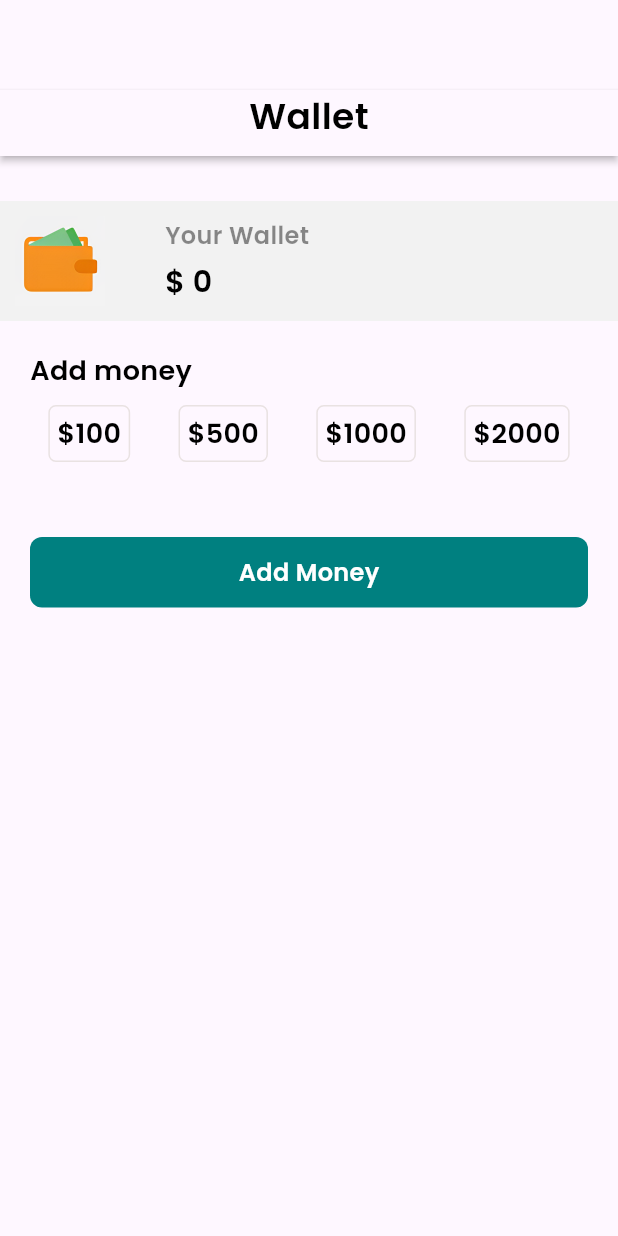
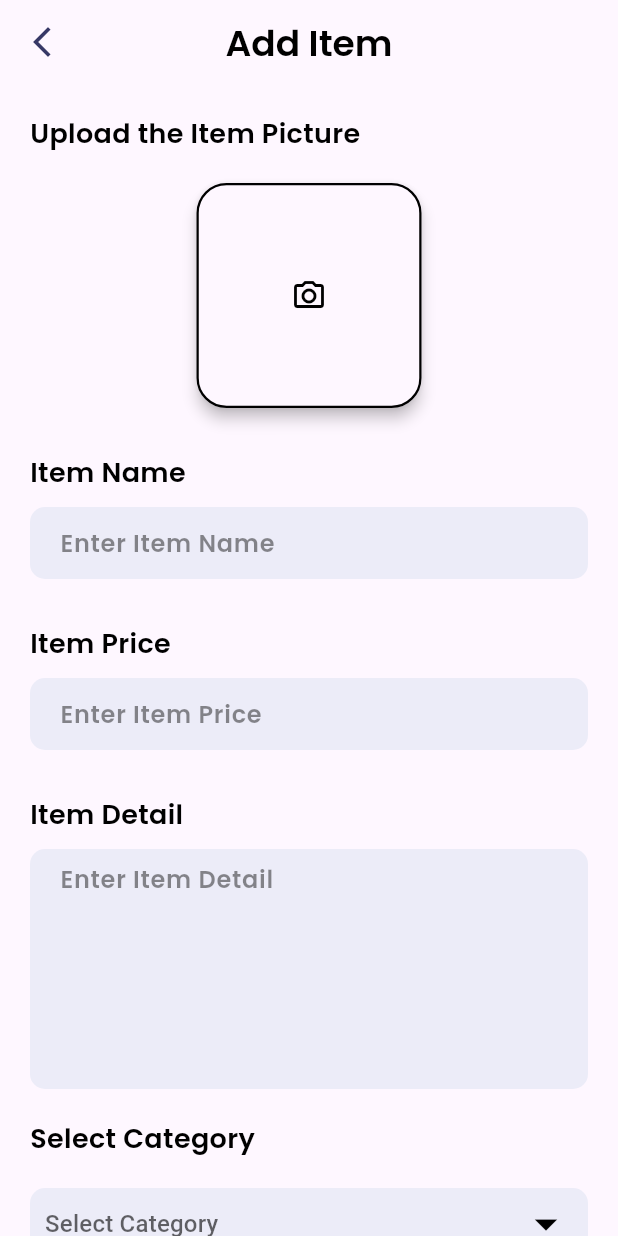
Before and after one commit to arthurjose007/snackr_n, a Flutter app: the screen it shows after launch, on a phone screen of 412 x 824 dp. Run offline on Flutter 3.47's test engine with Material 3 defaults, Android fonts, the phone set to English and light mode, and no system bars; our stand-ins replace cloud_firestore, curved_navigation_bar, firebase_auth, firebase_core, firebase_storage, image_picker and 2 more; accounts and stored records are empty; project files that could hold a hidden picture were left out.

Commit message:
Your commit message here

```diff
--- a/lib/core/helper/cashe_helper/database.dart
+++ b/lib/core/helper/cashe_helper/database.dart
@@ -14,4 +14,33 @@ class DataBaseMethods {
         .doc(id)
         .update({'Wallet': amount});
   }
+
+Future addFoodItem(Map<String,dynamic> userInfoMap,String name)async{
+    return await FirebaseFirestore.instance.collection(name).add(userInfoMap);
 }
+
+Future<Stream<QuerySnapshot>> getFoodItem(String name) async{
+    return await FirebaseFirestore.instance.collection(name).snapshots();
+}
+
+
+
+
+
+
+
+
+
+
+
+
+
+
+
+
+
+
+
+
+
+}
--- a/lib/core/helper/cashe_helper/shared_pref.dart
+++ b/lib/core/helper/cashe_helper/shared_pref.dart
@@ -4,37 +4,45 @@ class SharedPreferenceHelpers {
   static String userIdKey = "USERKEY";
   static String userNameKey = "USERNAMEKEY";
   static String userEmailKey = "USEREMAILKEY";
-  static String userWalletKey="USERWALLETKEY";
-Future<bool> saveUserId(String getUserId)async{
-  SharedPreferences prefs=await SharedPreferences.getInstance();
+  static String userWalletKey = "USERWALLETKEY";
+  Future<bool> saveUserId(String getUserId) async {
+    SharedPreferences prefs = await SharedPreferences.getInstance();
     return prefs.setString(userIdKey, getUserId);
   }
-Future<bool> saveUserName(String getUserName)async{
-  SharedPreferences prefs=await SharedPreferences.getInstance();
+
+  Future<bool> saveUserName(String getUserName) async {
+    SharedPreferences prefs = await SharedPreferences.getInstance();
     return prefs.setString(userNameKey, getUserName);
   }
-Future<bool> saveUserEmail(String getUserEmail)async{
-  SharedPreferences prefs=await SharedPreferences.getInstance();
+
+  Future<bool> saveUserEmail(String getUserEmail) async {
+    SharedPreferences prefs = await SharedPreferences.getInstance();
     return prefs.setString(userIdKey, getUserEmail);
   }
-Future<bool> saveUserWallet(String getUserWallet)async{
-  SharedPreferences prefs=await SharedPreferences.getInstance();
+
+  Future<bool> saveUserWallet(String getUserWallet) async {
+    SharedPreferences prefs = await SharedPreferences.getInstance();
     return prefs.setString(userIdKey, getUserWallet);
   }
+
   ///get data
-Future<String?> getUserId()async{
-  SharedPreferences prefs=await SharedPreferences.getInstance();
+  Future<String?> getUserId() async {
+    SharedPreferences prefs = await SharedPreferences.getInstance();
     return prefs.getString(userIdKey);
   }
-Future<String?> getUserName()async{
-  SharedPreferences prefs=await SharedPreferences.getInstance();
+
+  Future<String?> getUserName() async {
+    SharedPreferences prefs = await SharedPreferences.getInstance();
     return prefs.getString(userNameKey);
-}Future<String?> getUserEmail()async{
-  SharedPreferences prefs=await SharedPreferences.getInstance();
-  return prefs.getString(userIdKey);
-}Future<String?> getUserWallet()async{
-  SharedPreferences prefs=await SharedPreferences.getInstance();
-  return prefs.getString(userWalletKey);
   }
 
+  Future<String?> getUserEmail() async {
+    SharedPreferences prefs = await SharedPreferences.getInstance();
+    return prefs.getString(userIdKey);
   }
+
+  Future<String?> getUserWallet() async {
+    SharedPreferences prefs = await SharedPreferences.getInstance();
+    return prefs.getString(userIdKey);
+  }
+}
--- /dev/null
+++ b/lib/features/admin/add_food.dart
@@ -0,0 +1,291 @@
+import 'dart:io';
+
+import 'package:firebase_storage/firebase_storage.dart';
+import 'package:flutter/material.dart';
+import 'package:image_picker/image_picker.dart';
+import 'package:random_string/random_string.dart';
+import 'package:snackr/core/utils/config/style/textstyle.dart';
+
+import '../../core/helper/cashe_helper/database.dart';
+
+class AddFood extends StatefulWidget {
+  const AddFood({super.key});
+
+  @override
+  State<AddFood> createState() => _AddFoodState();
+}
+
+class _AddFoodState extends State<AddFood> {
+  final List<String> fooditems = ['Ice-cream', 'Burger', 'Salad', 'Pizza'];
+  String? value;
+  TextEditingController namecontroller = new TextEditingController();
+  TextEditingController pricecontroller = new TextEditingController();
+  TextEditingController detailcontroller = new TextEditingController();
+  final ImagePicker _picker = ImagePicker();
+  File? selectedImage;
+
+  Future getImage() async {
+    var image = await _picker.pickImage(source: ImageSource.gallery);
+
+    selectedImage = File(image!.path);
+    setState(() {});
+  }
+
+  uploadItem() async {
+    if (selectedImage != null &&
+        namecontroller.text != "" &&
+        pricecontroller.text != "" &&
+        detailcontroller.text != "") {
+      String addId = randomAlphaNumeric(10);
+
+      Reference firebaseStorageRef =
+          FirebaseStorage.instance.ref().child("blogImages").child(addId);
+      final UploadTask task = firebaseStorageRef.putFile(selectedImage!);
+
+      var downloadUrl = await (await task).ref.getDownloadURL();
+
+      Map<String, dynamic> addItem = {
+        "Image": downloadUrl,
+        "Name": namecontroller.text,
+        "Price": pricecontroller.text,
+        "Detail": detailcontroller.text
+      };
+      await DataBaseMethods().addFoodItem(addItem, value!).then((value) {
+        ScaffoldMessenger.of(context).showSnackBar(SnackBar(
+            backgroundColor: Colors.orangeAccent,
+            content: Text(
+              "Food Item has been added Successfully",
+              style: TextStyle(fontSize: 18.0),
+            )));
+      });
+    }
+  }
+
+  @override
+  Widget build(BuildContext context) {
+    return Scaffold(
+      appBar: AppBar(
+        leading: GestureDetector(
+            onTap: () {
+              Navigator.pop(context);
+            },
+            child: Icon(
+              Icons.arrow_back_ios_new_outlined,
+              color: Color(0xFF373866),
+            )),
+        centerTitle: true,
+        title: Text(
+          "Add Item",
+          style: AppTextStyle.headTextStyle,
+        ),
+      ),
+      body: SingleChildScrollView(
+        child: Container(
+          margin:
+              EdgeInsets.only(left: 20.0, right: 20.0, top: 20.0, bottom: 50.0),
+          child: Column(
+            crossAxisAlignment: CrossAxisAlignment.start,
+            children: [
+              Text(
+                "Upload the Item Picture",
+                style: AppTextStyle.semiTextStyle,
+              ),
+              SizedBox(
+                height: 20.0,
+              ),
+              selectedImage == null
+                  ? GestureDetector(
+                      onTap: () {
+                        getImage();
+                      },
+                      child: Center(
+                        child: Material(
+                          elevation: 4.0,
+                          borderRadius: BorderRadius.circular(20),
+                          child: Container(
+                            width: 150,
+                            height: 150,
+                            decoration: BoxDecoration(
+                              border:
+                                  Border.all(color: Colors.black, width: 1.5),
+                              borderRadius: BorderRadius.circular(20),
+                            ),
+                            child: Icon(
+                              Icons.camera_alt_outlined,
+                              color: Colors.black,
+                            ),
+                          ),
+                        ),
+                      ),
+                    )
+                  : Center(
+                      child: Material(
+                        elevation: 4.0,
+                        borderRadius: BorderRadius.circular(20),
+                        child: Container(
+                          width: 150,
+                          height: 150,
+                          decoration: BoxDecoration(
+                            border: Border.all(color: Colors.black, width: 1.5),
+                            borderRadius: BorderRadius.circular(20),
+                          ),
+                          child: ClipRRect(
+                            borderRadius: BorderRadius.circular(20),
+                            child: Image.file(
+                              selectedImage!,
+                              fit: BoxFit.cover,
+                            ),
+                          ),
+                        ),
+                      ),
+                    ),
+              SizedBox(
+                height: 30.0,
+              ),
+              Text(
+                "Item Name",
+                style: AppTextStyle.semiTextStyle,
+              ),
+              SizedBox(
+                height: 10.0,
+              ),
+              Container(
+                padding: EdgeInsets.symmetric(horizontal: 20.0),
+                width: MediaQuery.of(context).size.width,
+                decoration: BoxDecoration(
+                    color: Color(0xFFececf8),
+                    borderRadius: BorderRadius.circular(10)),
+                child: TextField(
+                  controller: namecontroller,
+                  decoration: InputDecoration(
+                      border: InputBorder.none,
+                      hintText: "Enter Item Name",
+                      hintStyle: AppTextStyle.LightTextStyle),
+                ),
+              ),
+              SizedBox(
+                height: 30.0,
+              ),
+              Text(
+                "Item Price",
+                style: AppTextStyle.semiTextStyle,
+              ),
+              SizedBox(
+                height: 10.0,
+              ),
+              Container(
+                padding: EdgeInsets.symmetric(horizontal: 20.0),
+                width: MediaQuery.of(context).size.width,
+                decoration: BoxDecoration(
+                    color: Color(0xFFececf8),
+                    borderRadius: BorderRadius.circular(10)),
+                child: TextField(
+                  controller: pricecontroller,
+                  decoration: InputDecoration(
+                      border: InputBorder.none,
+                      hintText: "Enter Item Price",
+                      hintStyle: AppTextStyle.LightTextStyle),
+                ),
+              ),
+              SizedBox(
+                height: 30.0,
+              ),
+              Text(
+                "Item Detail",
+                style: AppTextStyle.semiTextStyle,
+              ),
+              SizedBox(
+                height: 10.0,
+              ),
+              Container(
+                padding: EdgeInsets.symmetric(horizontal: 20.0),
+                width: MediaQuery.of(context).size.width,
+                decoration: BoxDecoration(
+                    color: Color(0xFFececf8),
+                    borderRadius: BorderRadius.circular(10)),
+                child: TextField(
+                  maxLines: 6,
+                  controller: detailcontroller,
+                  decoration: InputDecoration(
+                      border: InputBorder.none,
+                      hintText: "Enter Item Detail",
+                      hintStyle: AppTextStyle.LightTextStyle),
+                ),
+              ),
+              SizedBox(
+                height: 20.0,
+              ),
+              Text(
+                "Select Category",
+                style: AppTextStyle.semiTextStyle,
+              ),
+              SizedBox(
+                height: 20.0,
+              ),
+              Container(
+                padding: EdgeInsets.symmetric(horizontal: 10.0),
+                width: MediaQuery.of(context).size.width,
+                decoration: BoxDecoration(
+                    color: Color(0xFFececf8),
+                    borderRadius: BorderRadius.circular(10)),
+                child: DropdownButtonHideUnderline(
+                    child: DropdownButton<String>(
+                  items: fooditems
+                      .map((item) => DropdownMenuItem<String>(
+                          value: item,
+                          child: Text(
+                            item,
+                            style:
+                                TextStyle(fontSize: 18.0, color: Colors.black),
+                          )))
+                      .toList(),
+                  onChanged: ((value) => setState(() {
+                        this.value = value;
+                      })),
+                  dropdownColor: Colors.white,
+                  hint: Text("Select Category"),
+                  iconSize: 36,
+                  icon: Icon(
+                    Icons.arrow_drop_down,
+                    color: Colors.black,
+                  ),
+                  value: value,
+                )),
+              ),
+              SizedBox(
+                height: 30.0,
+              ),
+              GestureDetector(
+                onTap: () {
+                 // uploadItem();
+                },
+                child: Center(
+                  child: Material(
+                    elevation: 5.0,
+                    borderRadius: BorderRadius.circular(10),
+                    child: Container(
+                      padding: EdgeInsets.symmetric(vertical: 5.0),
+                      width: 150,
+                      decoration: BoxDecoration(
+                          color: Colors.black,
+                          borderRadius: BorderRadius.circular(10)),
+                      child: Center(
+                        child: Text(
+                          "Add",
+                          style: TextStyle(
+                              color: Colors.white,
+                              fontSize: 22.0,
+                              fontWeight: FontWeight.bold),
+                        ),
+                      ),
+                    ),
+                  ),
+                ),
+              )
+            ],
+          ),
+        ),
+      ),
+    );
+  }
+}
--- a/lib/features/admin/admin_login.dart
+++ b/lib/features/admin/admin_login.dart
@@ -37,6 +37,8 @@ class _AdminLoginState extends State<AdminLogin> {
                       top: Radius.elliptical(
                           MediaQuery.of(context).size.width, 110.0))),
             ),
+
+
             Container(
               margin: EdgeInsets.only(left: 30.0, right: 30.0, top: 60.0),
               child: Form(
@@ -127,7 +129,7 @@ class _AdminLoginState extends State<AdminLogin> {
                               ),
                               GestureDetector(
                                 onTap: (){
-                                  LoginAdmin();
+                                 // LoginAdmin();
                                 },
                                 child: Container(
                                   padding: EdgeInsets.symmetric(vertical: 12.0),
@@ -160,29 +162,29 @@ class _AdminLoginState extends State<AdminLogin> {
     );
   }
 
-  LoginAdmin() {
-    FirebaseFirestore.instance.collection("Admin").get().then((snapshot) {
-      snapshot.docs.forEach((result) {
-        if (result.data()['id'] != usernamecontroller.text.trim()) {
-          ScaffoldMessenger.of(context).showSnackBar(SnackBar(
-              backgroundColor: Colors.orangeAccent,
-              content: Text(
-                "Your id is not correct",
-                style: TextStyle(fontSize: 18.0),
-              )));
-        } else if (result.data()['password'] !=
-            userpasswordcontroller.text.trim()) {
-          ScaffoldMessenger.of(context).showSnackBar(SnackBar(
-              backgroundColor: Colors.orangeAccent,
-              content: Text(
-                "Your password is not correct",
-                style: TextStyle(fontSize: 18.0),
-              )));
-        } else {
-          Route route = MaterialPageRoute(builder: (context) => HomeAdmin());
-          Navigator.pushReplacement(context, route);
-        }
-      });
-    });
-  }
+  // LoginAdmin() {
+  //   FirebaseFirestore.instance.collection("Admin").get().then((snapshot) {
+  //     snapshot.docs.forEach((result) {
+  //       if (result.data()['id'] != usernamecontroller.text.trim()) {
+  //         ScaffoldMessenger.of(context).showSnackBar(SnackBar(
+  //             backgroundColor: Colors.orangeAccent,
+  //             content: Text(
+  //               "Your id is not correct",
+  //               style: TextStyle(fontSize: 18.0),
+  //             )));
+  //       } else if (result.data()['password'] !=
+  //           userpasswordcontroller.text.trim()) {
+  //         ScaffoldMessenger.of(context).showSnackBar(SnackBar(
+  //             backgroundColor: Colors.orangeAccent,
+  //             content: Text(
+  //               "Your password is not correct",
+  //               style: TextStyle(fontSize: 18.0),
+  //             )));
+  //       } else {
+  //         Route route = MaterialPageRoute(builder: (context) => HomeAdmin());
+  //         Navigator.pushReplacement(context, route);
+  //       }
+  //     });
+  //   });
+  // }
 }
--- a/lib/features/wallet/wallet.dart
+++ b/lib/features/wallet/wallet.dart
@@ -2,7 +2,6 @@ import 'dart:async';
 import 'dart:convert';
 
 import 'package:flutter/material.dart';
-//import 'package:flutter_stripe/flutter_stripe.dart';
 import 'package:http/http.dart' as http;
 import 'package:snackr/core/helper/cashe_helper/shared_pref.dart';
 import 'package:snackr/core/utils/config/style/textstyle.dart';
@@ -17,15 +16,16 @@ class WalletScreen extends StatefulWidget {
 
 class _WalletState extends State<WalletScreen> {
   String?
-      //wallet,
+      wallet,
       id;
-  int wallet = 0;
+  // int wallet = 0;
   int? add;
   TextEditingController amountcontroller = new TextEditingController();
 
   getthesharedpref() async {
-    wallet = (await SharedPreferenceHelpers().getUserWallet()) as int;
+    wallet = await SharedPreferenceHelpers().getUserWallet();
     id = await SharedPreferenceHelpers().getUserId();
+    print("this is the wallet $wallet");
     setState(() {});
   }
 
@@ -45,6 +45,9 @@ class _WalletState extends State<WalletScreen> {
 
   @override
   Widget build(BuildContext context) {
+    if(wallet==null){
+      wallet='0';
+    }
     return Scaffold(
       body:
           // wallet == null
@@ -92,7 +95,7 @@ class _WalletState extends State<WalletScreen> {
                       SizedBox(
                         height: 5.0,
                       ),
-                      wallet == 0
+                      wallet == null
                           ? Text(
                               "\$ 0",
                               style: AppTextStyle.boldTextStyle,
@@ -365,9 +368,15 @@ class _WalletState extends State<WalletScreen> {
                     ),
                     Center(
                       child: GestureDetector(
-                        onTap: () {
-                          wallet = (wallet! + int.parse(amountcontroller.text));
-                          print(wallet.toString());
+                        onTap: ()async {
+                          int walletadd=int.parse(wallet!);
+                          int amount=int.parse(amountcontroller.text.trim());
+                          int value=walletadd+amount;
+                          wallet=value.toString();
+                         // wallet = (walletadd! + amountcontroller.text) as String?;
+                         // print(wallet.toString());
+                        await SharedPreferenceHelpers().saveUserWallet(value.toString());
+
                           amountcontroller.clear();
                           Navigator.pop(context);
                           setState(() {});
--- a/lib/main.dart
+++ b/lib/main.dart
@@ -4,6 +4,8 @@ import 'package:firebase_core/firebase_core.dart';
 //import 'package:flutter_stripe/flutter_stripe.dart';
 //import 'package:snackr/core/helper/cashe_helper/app_constant.dart';
  import 'core/helper/httpOverrides.dart';
+import 'features/admin/add_food.dart';
+import 'features/admin/admin_login.dart';
 import 'features/wallet/wallet.dart';
 import 'firebase_options.dart';
 import 'package:firebase_core/firebase_core.dart';
@@ -34,7 +36,7 @@ class MyApp extends StatelessWidget {
         useMaterial3: true,
         colorScheme: ColorScheme.fromSeed(seedColor: Colors.deepPurple),
       ),
-      home: WalletScreen(),
+      home: AddFood(),
     );
   }
 }
--- a/pubspec.yaml
+++ b/pubspec.yaml
@@ -39,9 +39,10 @@ dependencies:
   firebase_auth: ^5.5.4
   cloud_firestore: ^5.6.8
   http: ^1.4.0
-  flutter_stripe: ^11.5.0
   shared_preferences: ^2.5.3
   random_string: ^2.3.1
+  image_picker: ^1.1.2
+  firebase_storage: ^12.4.7
 
 dev_dependencies:
   flutter_test:
```
Also changed, not shown: lib/features/admin/admin_HomePage.dart (+29 -10 lines), pubspec.lock, 5 other files. Lines whose indentation alone changed are shown as unchanged.
